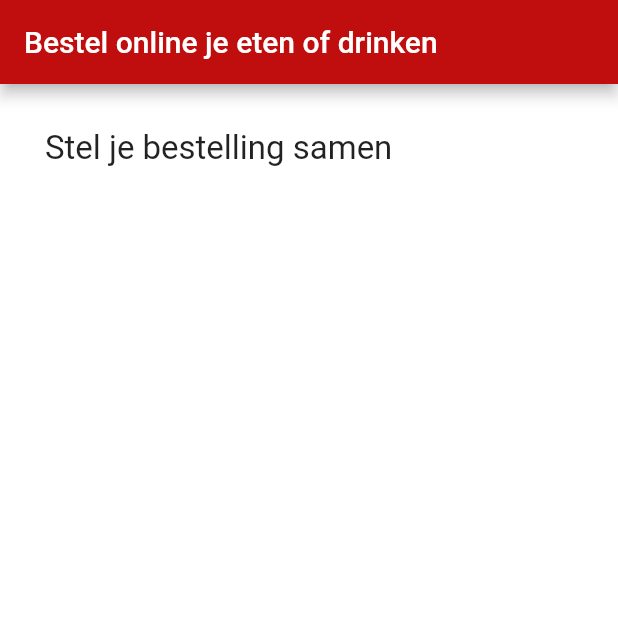
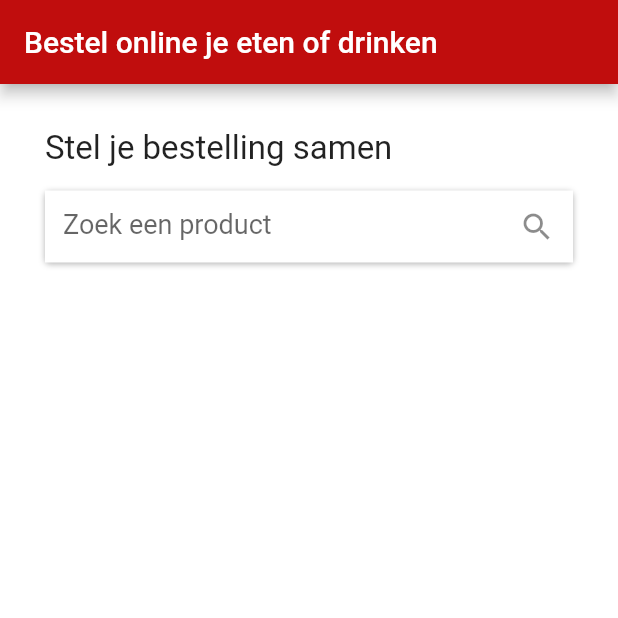
Before and after one commit to Semester6-PSV/catering-flutter-frontend, a Flutter app: the OrderPage screen opened directly, on a phone screen of 412 x 824 dp, the top half of it. Run offline on Flutter 3.47's test engine with Material 2 defaults, Android fonts, the phone set to English and light mode, and no system bars; Roboto replaces fonts that are missing (Klavika-Light, Klavika-Medium).

Commit message:
Add general SearchInput component to OrderPage

```diff
--- /dev/null
+++ b/lib/components/searchInput.dart
@@ -0,0 +1,48 @@
+// ignore: file_names
+
+import 'package:catering_flutter_frontend/config/index.dart';
+import 'package:flutter/material.dart';
+
+class SearchInput extends StatefulWidget {
+  final String placeholder;
+  final Function(String) onChange;
+
+  const SearchInput(
+      {Key? key, required this.placeholder, required this.onChange})
+      : super(key: key);
+
+  @override
+  SearchInputState createState() => SearchInputState();
+}
+
+class SearchInputState extends State<SearchInput>{
+@override
+  Widget build(BuildContext context) {
+    return Container(
+        child: TextField(
+          style: const TextStyle(
+              fontFamily: 'Klavika-Light', fontSize: 18, color: COLOR_BLACK),
+          decoration: InputDecoration(
+            border: InputBorder.none,
+            fillColor: COLOR_WHITE,
+            filled: true,
+            hintText: widget.placeholder,
+            suffixIcon: const Align(
+              widthFactor: 1.0,
+              heightFactor: 1.0,
+              child: Icon(
+                Icons.search_outlined,
+              ),
+            ),
+          ),
+          onChanged: widget.onChange,
+        ),
+        decoration:
+            BoxDecoration(borderRadius: BorderRadius.circular(3), boxShadow: [
+          BoxShadow(
+              offset: const Offset(0, 1),
+              color: COLOR_BLACK.withOpacity(0.3),
+              blurRadius: 3)
+        ]));
+  }
+}
--- a/lib/main.dart
+++ b/lib/main.dart
@@ -1,6 +1,6 @@
 import 'package:flutter/material.dart';
 import 'package:catering_flutter_frontend/config/index.dart';
-import 'dart:developer' as developer;
+import 'package:catering_flutter_frontend/pages/orderPage/index.dart';
 
 void main() {
   runApp(const CateringApp());
@@ -18,7 +18,7 @@ class CateringApp extends StatelessWidget {
           primaryColor: COLOR_RED,
           colorScheme:
               ColorScheme.fromSwatch().copyWith(secondary: COLOR_GREY)),
-      home: OrderPage(),
+      home: const OrderPage(),
     );
   }
 }
--- a/lib/pages/orderPage/index.dart
+++ b/lib/pages/orderPage/index.dart
@@ -1,13 +1,16 @@
 import 'package:flutter/material.dart';
 import 'package:catering_flutter_frontend/config/index.dart';
-
+import 'package:catering_flutter_frontend/components/searchInput.dart';
 class OrderPage extends StatelessWidget {
   const OrderPage({Key? key}) : super(key: key);
+
+  void SearchProductsByKeyword(String keyword) {
+    return;
+  }
 
   @override
   Widget build(BuildContext context) {
     final Size size = MediaQuery.of(context).size;
-
     return SafeArea(
         child: Scaffold(
             appBar: AppBar(
@@ -21,15 +24,19 @@ class OrderPage extends StatelessWidget {
                 color: COLOR_WHITE,
                 child: Column(
                   mainAxisAlignment: MainAxisAlignment.start,
-                  children: const [
-                    Align(
+                  children: [
+                    const Align(
                         alignment: Alignment.centerLeft,
                         child: Text(
                           'Stel je bestelling samen',
                           style: TextStyle(
                               fontFamily: 'Klavika-Medium', fontSize: 22),
                         )),
-                    SizedBox(height: 15)
+                    const SizedBox(height: 15),
+                    SearchInput(
+                      placeholder: 'Zoek een product',
+                      onChange: SearchProductsByKeyword,
+                    )
                   ],
                 ))));
   }
```
